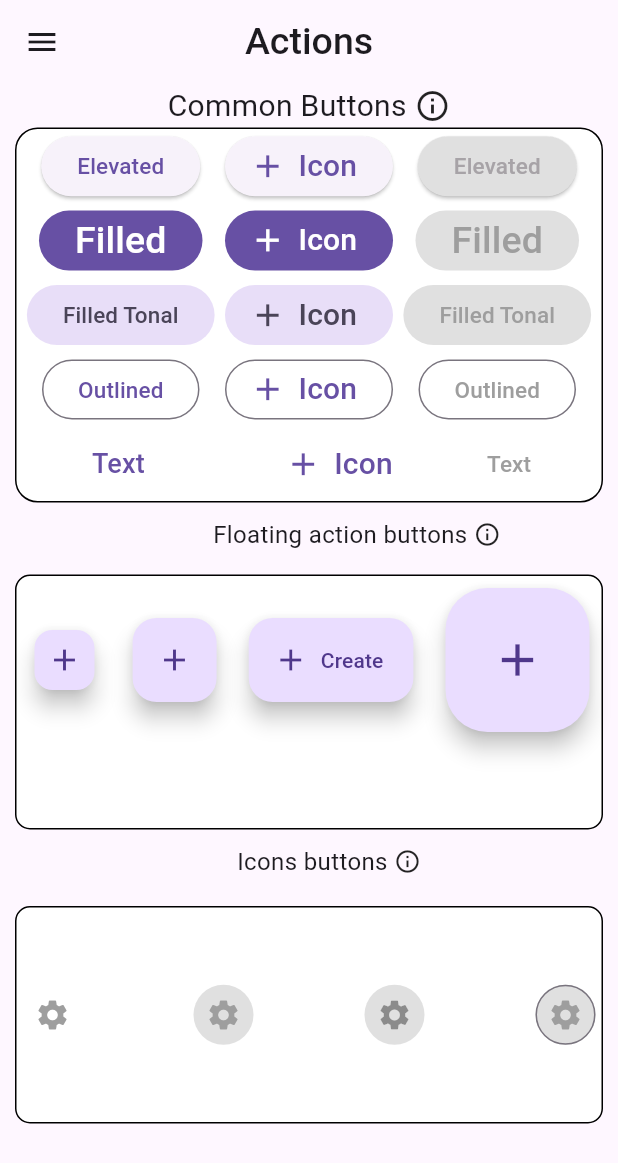
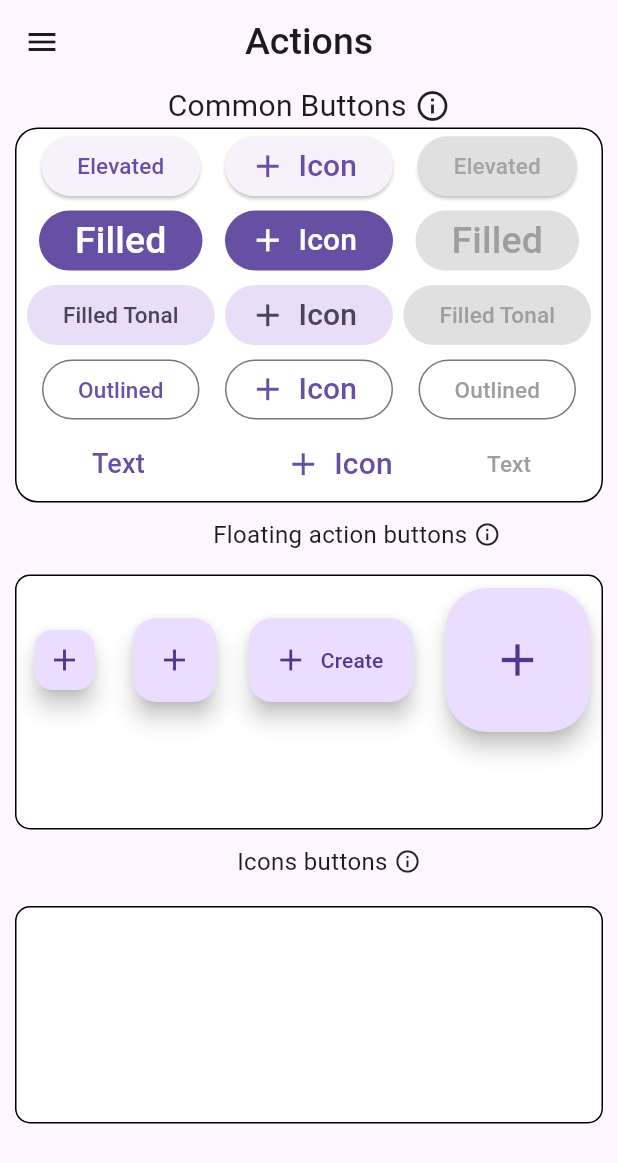
Before and after one commit to priyamtripathiii03/clock_daily_task, a Flutter app: the Home screen opened directly, on a phone screen of 412 x 824 dp. Shown: the top 1163 px of the screen. Run offline on Flutter 3.47's test engine with Material 3 defaults, Android fonts, the phone set to English and light mode, and no system bars.

Commit message:
06-08-2024

```diff
--- a/lib/home.dart
+++ b/lib/home.dart
@@ -242,46 +242,12 @@ class _HomeState extends State<Home> {
               decoration: BoxDecoration(color: Colors.white,
                   border: Border.all(color: Colors.black,width: 1),
                   borderRadius: BorderRadius.circular(10)),
-              child: Row(
-                mainAxisAlignment: MainAxisAlignment.spaceBetween,
-                children: [
-                  IconButton(
-                    onPressed: () {},
-                    icon: const Icon(
-                      Icons.settings,
-                      color: Colors.grey,
-                    ),
-                  ),
-                  IconButton.filledTonal(
-                    style: ButtonStyle(
-                        backgroundColor:
-                        WidgetStateProperty.all(Colors.grey.shade300)),
-                    onPressed: () {},
-                    icon: const Icon(
-                      Icons.settings,
-                      color: Colors.grey,),),
-                  IconButton.filled(
-                    style: ButtonStyle(
-                        backgroundColor:
-                        WidgetStateProperty.all(Colors.grey.shade300)),
-                    onPressed: () {},
-                    icon: const Icon(
-                      Icons.settings,
-                      color: Colors.black38,),),
-                  IconButton.outlined(
-                    style: ButtonStyle(
-                      backgroundColor: WidgetStateProperty.all(
-                        Colors.grey.shade300,),),
-                    onPressed: () {},
-                    icon: const Icon(
-                      Icons.settings,
-                      color: Colors.grey,),),
-                ],
-              ),
-            ),
-          ],
+
         ),
+  ],
       ),
+      )
+
     );
   }
   Text button(
--- a/lib/main.dart
+++ b/lib/main.dart
@@ -1,3 +1,4 @@
+import 'package:clock_daily_task/clock.dart';
 import 'package:flutter/material.dart';
 import 'package:clock_daily_task/home.dart';
 import 'package:clock_daily_task/global.dart';
@@ -15,7 +16,7 @@ class MyApp extends StatelessWidget {
     return const MaterialApp(
       debugShowCheckedModeBanner: false,
 
-      home: Home(),
+      home: Clock(),
     );
   }
 }
```
Also changed, not shown: lib/clock.dart (added, +42 -0 lines), lib/global.dart (+25 -0 lines).
